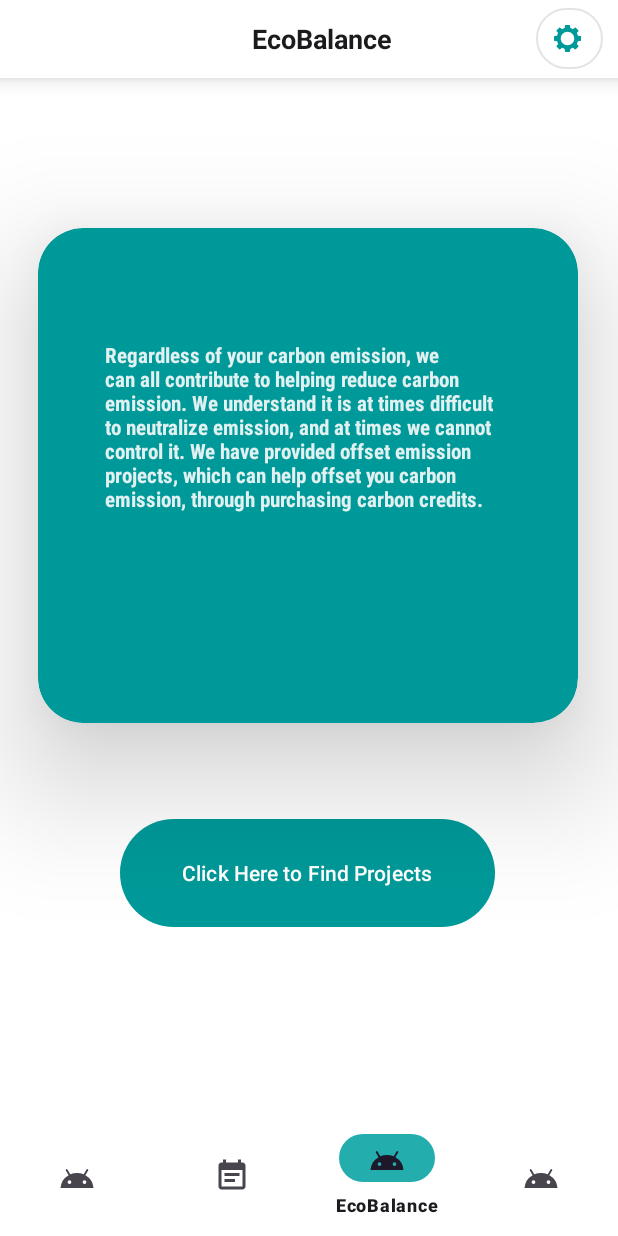
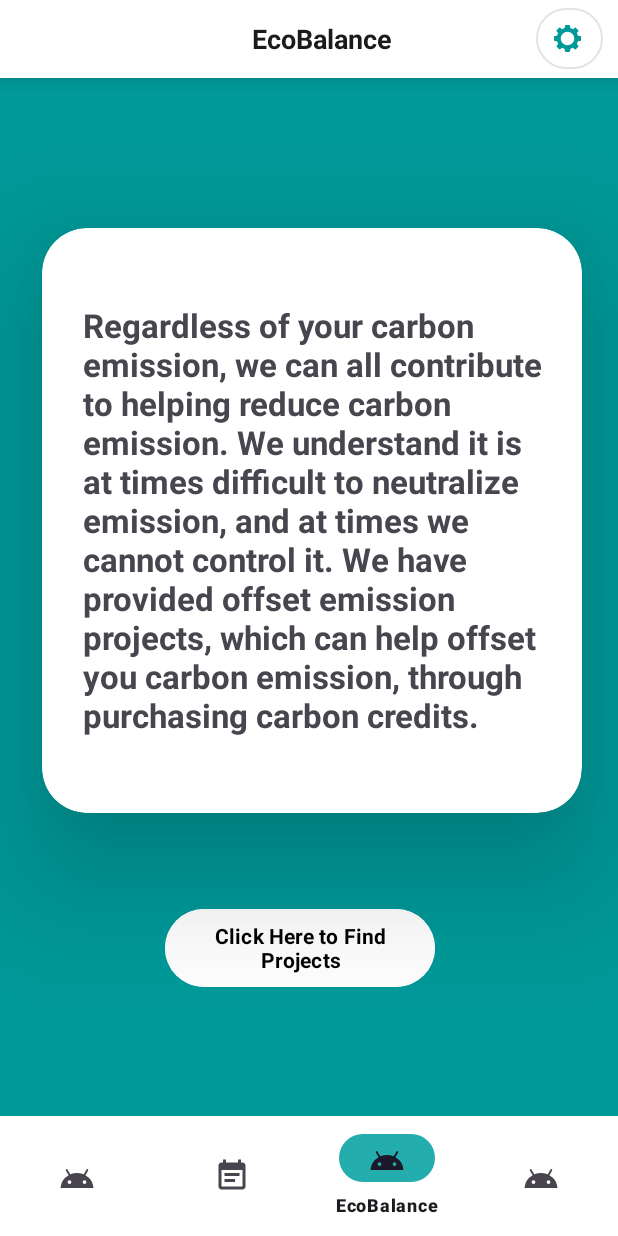
Before and after one commit to A-Skvortsov/Planetze, an Android app: the EcoBalanceFragment screen opened through its navigation route, on a phone screen of 412 x 824 dp. Run offline under Robolectric (Android 15) with nearby library versions, the phone set to English and light mode, and no system bars; our stand-ins replace Firebase (no records; nobody signed in at launch, a user with empty details on screens opened directly), navigation-ui; libraries missing offline, so code that uses them is left out: com.github.mikephil.charting, com.opencsv, com.opencsv.exceptions; Roboto replaces fonts that are not available here; 6 statements that could not run were skipped.

Commit message:
Fix UI for eco balance entry page

```diff
--- a/app/src/main/res/layout/fragment_eco_balance_fragment.xml
+++ b/app/src/main/res/layout/fragment_eco_balance_fragment.xml
@@ -10,35 +10,41 @@
     <LinearLayout
         android:layout_width="match_parent"
         android:orientation="vertical"
+        android:background="@color/palette_turquoise"
         android:layout_height="match_parent">
 
         <androidx.cardview.widget.CardView
             android:layout_marginTop="100dp"
-            android:layout_marginStart="25dp"
+            android:layout_marginStart="28dp"
             android:layout_width="360dp"
-            android:layout_height="330dp"
+            android:layout_height="390dp"
             app:cardElevation="50dp"
-            app:cardBackgroundColor="@color/palette_turquoise"
             app:cardCornerRadius="30dp">
 
             <TextView
-                android:layout_width="270dp"
-                android:layout_height="180dp"
-                android:layout_gravity="center"
-                android:fontFamily="sans-serif-condensed-medium"
+                android:layout_width="320dp"
+                android:layout_height="300dp"
+                android:layout_marginStart="27dp"
+                android:layout_marginTop="50dp"
+                android:fontFamily="sans-serif"
                 android:text="@string/para1"
-                android:textColor="@color/clean_air_background"
+                android:textSize="22sp"
                 android:textStyle="bold" />
 
         </androidx.cardview.widget.CardView>
 
         <Button
             android:id="@+id/button4"
+            android:layout_width="180dp"
+            android:layout_height="60dp"
+            android:layout_marginStart="110dp"
             android:layout_marginTop="60dp"
-            android:layout_marginStart="80dp"
-            android:layout_width="250dp"
-            android:layout_height="80dp"
-            android:text="Click Here to Find Projects" />
+            android:backgroundTint="@color/white"
+            android:fontFamily="sans-serif"
+            android:text="Click Here to Find Projects"
+            android:textColor="@color/black"
+            android:textStyle="bold"
+            app:rippleColor="@color/black" />
 
 
     </LinearLayout>
```
